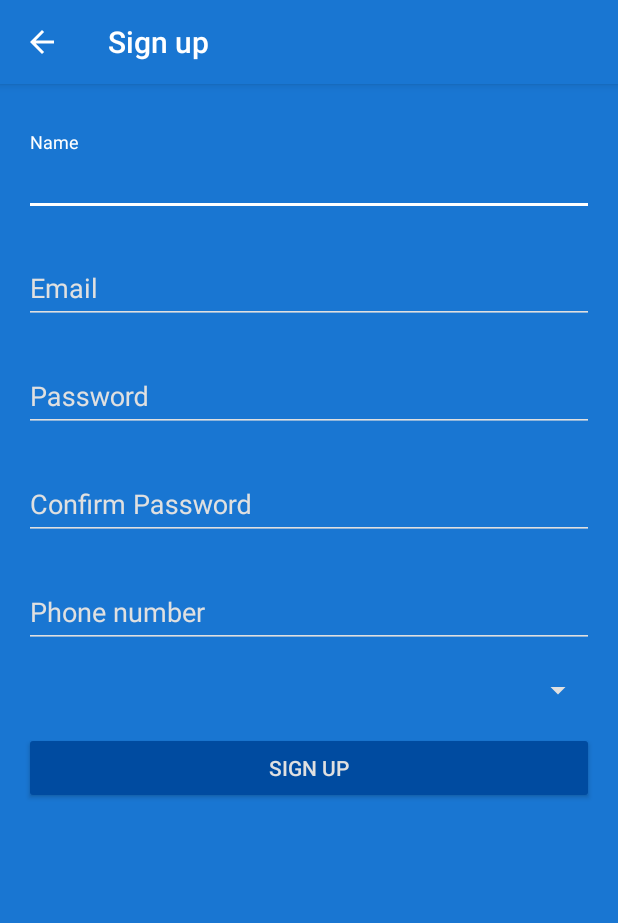
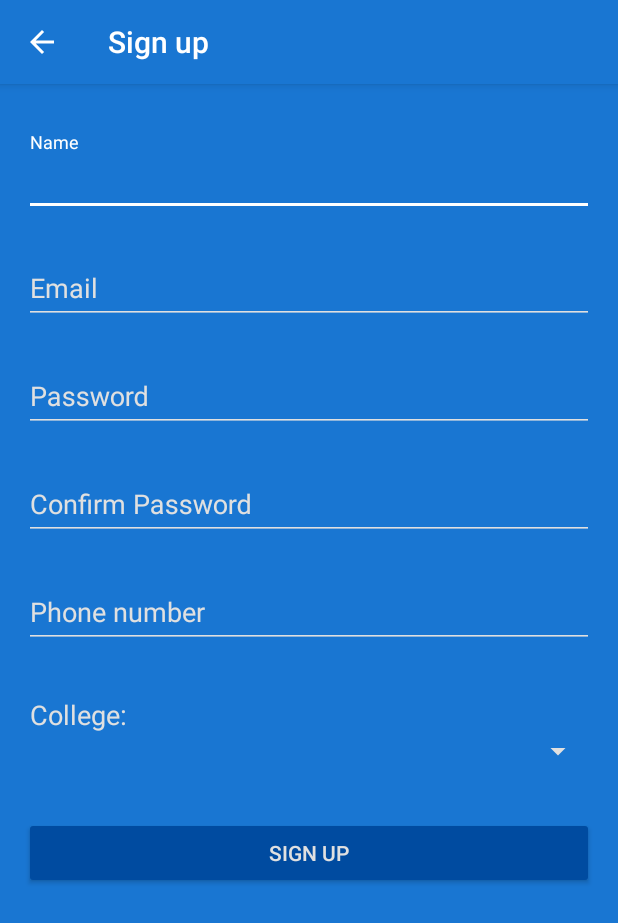
Before and after one commit to Sueztech/Coursewatch, an Android app: the SignupActivity screen opened directly, with no data from a screen before it, on a phone screen of 412 x 824 dp. Shown: the top 923 px of the screen. Run offline under Robolectric (Android 15) with nearby library versions, the phone set to English and light mode, and no system bars; our stand-ins replace ButterKnife, Volley; libraries missing offline, so code that uses them is left out: io.michaelrocks.libphonenumber; network calls fail; 3 statements that could not run were skipped.

Commit message:
Fully implement SignupActivity

```diff
--- a/app/src/main/res/layout/activity_signup.xml
+++ b/app/src/main/res/layout/activity_signup.xml
@@ -74,6 +74,7 @@
         <android.support.design.widget.TextInputLayout
             android:layout_width="match_parent"
             android:layout_height="wrap_content"
+            android:layout_marginBottom="@dimen/activity_vertical_margin"
             android:layout_marginTop="@dimen/activity_vertical_margin">
 
             <android.support.design.widget.TextInputEditText
@@ -86,11 +87,21 @@
 
         </android.support.design.widget.TextInputLayout>
 
+        <TextView
+            android:layout_width="match_parent"
+            android:layout_height="wrap_content"
+            android:layout_marginTop="@dimen/activity_vertical_margin"
+            android:paddingEnd="4dp"
+            android:paddingStart="4dp"
+            android:text="@string/collegeHint"
+            android:textColor="@color/colorAccent"
+            android:textSize="18sp" />
+
         <Spinner
             android:id="@+id/collegeSpinner"
             android:layout_width="match_parent"
             android:layout_height="wrap_content"
-            android:layout_marginTop="@dimen/activity_vertical_margin" />
+            android:layout_marginBottom="@dimen/activity_vertical_margin" />
 
         <Button
             android:id="@+id/signupButton"
--- a/app/src/main/res/values/strings.xml
+++ b/app/src/main/res/values/strings.xml
@@ -14,7 +14,7 @@
     <string name="confirmPasswordHint">Confirm Password</string>
     <string name="nameHint">Name</string>
     <string name="phoneHint">Phone number</string>
-    <string name="collegeHint">College</string>
+    <string name="collegeHint">College:</string>
 
     <string name="loginText">Login</string>
     <string name="signupLinkText">No account yet? Sign up</string>
```
Also changed, not shown: app/src/main/java/com/sueztech/ktec/coursewatch/College.java (added, +25 -0 lines), app/src/main/java/com/sueztech/ktec/coursewatch/SignupActivity.java (+35 -2 lines).
